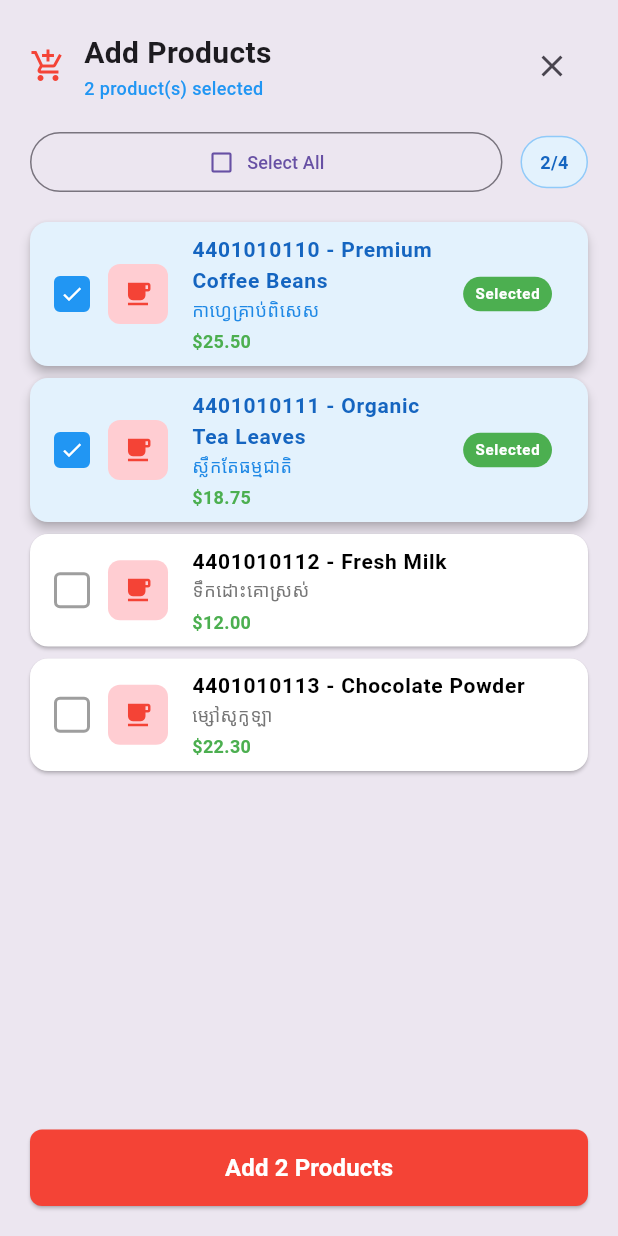
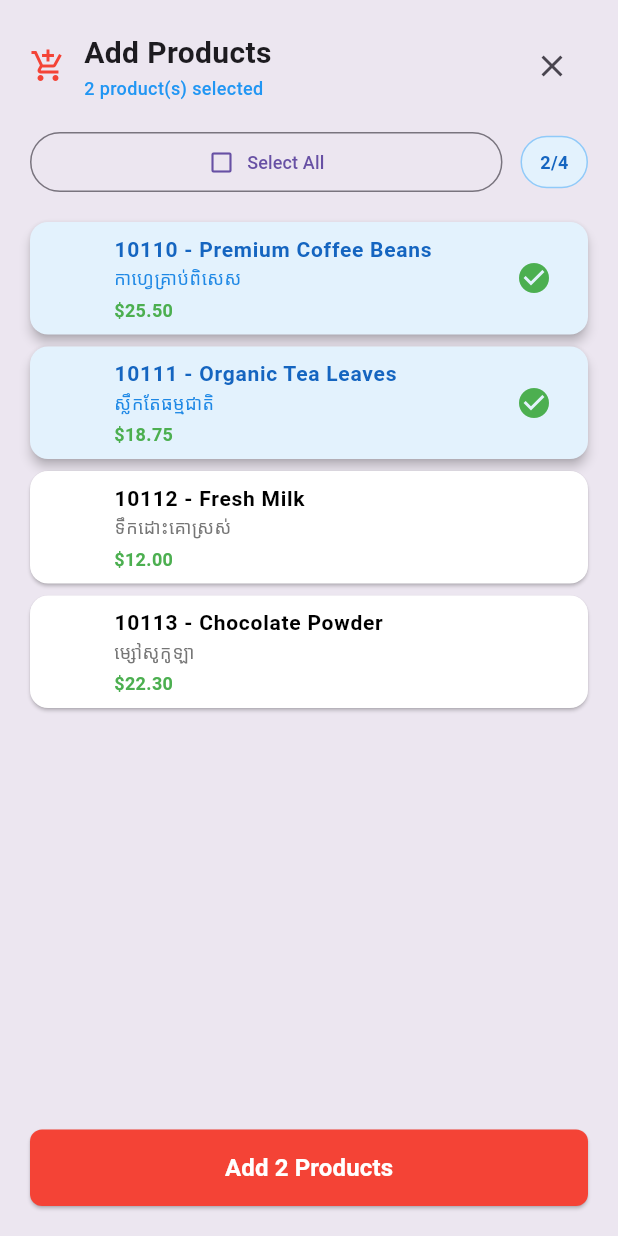
Before and after one commit to VYKETETRORP/Flutter-kh-paint, a Flutter app: the screen it shows after launch, scrolled down 99 dp, after a tap on "Product", on a phone screen of 412 x 824 dp. Run offline on Flutter 3.47's test engine with Material 3 defaults, Android fonts, the phone set to English and light mode, and no system bars; our stand-ins replace image_picker, shared_preferences.

Commit message:
product total and icon del fix

```diff
--- a/lib/create_sale_form.dart
+++ b/lib/create_sale_form.dart
@@ -83,28 +83,28 @@ class _CreateSaleFormState extends State<CreateSaleForm> {
   final List<Product> _availableProducts = [
     Product(
       id: '1',
-      code: '4401010110',
+      code: '10110',
       name: 'Premium Coffee Beans',
       nameKhmer: 'កាហ្វេគ្រាប់ពិសេស',
       price: 25.50,
     ),
     Product(
       id: '2',
-      code: '4401010111',
+      code: '10111',
       name: 'Organic Tea Leaves',
       nameKhmer: 'ស្លឹកតែធម្មជាតិ',
       price: 18.75,
     ),
     Product(
       id: '3',
-      code: '4401010112',
+      code: '10112',
       name: 'Fresh Milk',
       nameKhmer: 'ទឹកដោះគោស្រស់',
       price: 12.00,
     ),
     Product(
       id: '4',
-      code: '4401010113',
+      code: '10113',
       name: 'Chocolate Powder',
       nameKhmer: 'ម្សៅសូកូឡា',
       price: 22.30,
@@ -118,7 +118,7 @@ class _CreateSaleFormState extends State<CreateSaleForm> {
     _selectedProducts = [
       Product(
         id: '1',
-        code: '4401010110',
+        code: '10110',
         name: 'Premium Coffee Beans',
         nameKhmer: 'កាហ្វេគ្រាប់ពិសេស',
         price: 25.50,
@@ -126,7 +126,7 @@ class _CreateSaleFormState extends State<CreateSaleForm> {
       ),
       Product(
         id: '2',
-        code: '4401010111',
+        code: '10111',
         name: 'Organic Tea Leaves',
         nameKhmer: 'ស្លឹកតែធម្មជាតិ',
         price: 18.75,
@@ -556,7 +556,9 @@ void _showProductSelection() {
               ),
               child: Container(
                 width: MediaQuery.of(context).size.width, // Full screen width
-              height: MediaQuery.of(context).size.height, // Full screen height
+                height: MediaQuery.of(
+                  context,
+                ).size.height, // Full screen height
                 padding: EdgeInsets.all(20),
                 child: Column(
                   children: [
@@ -604,35 +606,46 @@ void _showProductSelection() {
                           child: OutlinedButton.icon(
                             onPressed: () {
                               setDialogState(() {
-                              if (tempSelectedIds.length == _availableProducts.length) {
+                                if (tempSelectedIds.length ==
+                                    _availableProducts.length) {
                                   // Deselect all
                                   tempSelectedIds.clear();
                                 } else {
                                   // Select all
-                                tempSelectedIds = _availableProducts.map((p) => p.id).toList();
+                                  tempSelectedIds = _availableProducts
+                                      .map((p) => p.id)
+                                      .toList();
                                 }
                               });
                             },
                             icon: Icon(
-                            tempSelectedIds.length == _availableProducts.length
+                              tempSelectedIds.length ==
+                                      _availableProducts.length
                                   ? Icons.check_box
                                   : Icons.check_box_outline_blank,
                               size: 18,
                             ),
                             label: Text(
-                            tempSelectedIds.length == _availableProducts.length
+                              tempSelectedIds.length ==
+                                      _availableProducts.length
                                   ? 'Deselect All'
                                   : 'Select All',
                               style: TextStyle(fontSize: 12),
                             ),
                             style: OutlinedButton.styleFrom(
-                            padding: EdgeInsets.symmetric(horizontal: 12, vertical: 8),
+                              padding: EdgeInsets.symmetric(
+                                horizontal: 12,
+                                vertical: 8,
+                              ),
                             ),
                           ),
                         ),
                         SizedBox(width: 12),
                         Container(
-                        padding: EdgeInsets.symmetric(horizontal: 12, vertical: 8),
+                          padding: EdgeInsets.symmetric(
+                            horizontal: 12,
+                            vertical: 8,
+                          ),
                           decoration: BoxDecoration(
                             color: Colors.blue[50],
                             borderRadius: BorderRadius.circular(20),
@@ -658,7 +671,9 @@ void _showProductSelection() {
                         itemCount: _availableProducts.length,
                         itemBuilder: (context, index) {
                           final product = _availableProducts[index];
-                        final isSelected = tempSelectedIds.contains(product.id);
+                          final isSelected = tempSelectedIds.contains(
+                            product.id,
+                          );
 
                           return Card(
                             margin: EdgeInsets.only(bottom: 8),
@@ -676,50 +691,52 @@ void _showProductSelection() {
                               },
                               leading: Row(
                                 mainAxisSize: MainAxisSize.min,
-                              children: [
-                                // Checkbox
-                                Container(
-                                  width: 24,
-                                  height: 24,
-                                  decoration: BoxDecoration(
-                                    color: isSelected ? Colors.blue : Colors.transparent,
-                                    border: Border.all(
-                                      color: isSelected ? Colors.blue : Colors.grey,
-                                      width: 2,
-                                    ),
-                                    borderRadius: BorderRadius.circular(4),
-                                  ),
-                                  child: isSelected
-                                      ? Icon(
-                                          Icons.check,
-                                          size: 16,
-                                          color: Colors.white,
-                                        )
-                                      : null,
-                                ),
-                                SizedBox(width: 12),
-                                // Product icon
-                                Container(
-                                  width: 40,
-                                  height: 40,
-                                  decoration: BoxDecoration(
-                                    color: Colors.red[100],
-                                    borderRadius: BorderRadius.circular(8),
-                                  ),
-                                  child: Icon(
-                                    Icons.local_cafe,
-                                    color: Colors.red,
-                                    size: 20,
-                                  ),
-                                ),
-                              ],
+                                // children: [
+                                //   // Checkbox
+                                //   Container(
+                                //     width: 24,
+                                //     height: 24,
+                                //     decoration: BoxDecoration(
+                                //       color: isSelected ? Colors.blue : Colors.transparent,
+                                //       border: Border.all(
+                                //         color: isSelected ? Colors.blue : Colors.grey,
+                                //         width: 2,
+                                //       ),
+                                //       borderRadius: BorderRadius.circular(4),
+                                //     ),
+                                //     child: isSelected
+                                //         ? Icon(
+                                //             Icons.check,
+                                //             size: 16,
+                                //             color: Colors.white,
+                                //           )
+                                //         : null,
+                                //   ),
+                                //   SizedBox(width: 12),
+                                //   // Product icon
+                                //   Container(
+                                //     width: 40,
+                                //     height: 40,
+                                //     decoration: BoxDecoration(
+                                //       color: Colors.red[100],
+                                //       borderRadius: BorderRadius.circular(8),
+                                //     ),
+                                //     child: Icon(
+                                //       Icons.local_cafe,
+                                //       color: Colors.red,
+                                //       size: 20,
+                                //     ),
+                                //   ),
+                                // ],
                               ),
                               title: Text(
                                 '${product.code} - ${product.name}',
                                 style: TextStyle(
                                   fontWeight: FontWeight.w600,
                                   fontSize: 14,
-                                color: isSelected ? Colors.blue[800] : Colors.black,
+                                  color: isSelected
+                                      ? Colors.blue[800]
+                                      : Colors.black,
                                 ),
                               ),
                               subtitle: Column(
@@ -729,7 +746,9 @@ void _showProductSelection() {
                                     product.nameKhmer,
                                     style: TextStyle(
                                       fontSize: 12,
-                                    color: isSelected ? Colors.blue[600] : Colors.grey[600],
+                                      color: isSelected
+                                          ? Colors.blue[600]
+                                          : Colors.grey[600],
                                     ),
                                   ),
                                   SizedBox(height: 4),
@@ -744,20 +763,9 @@ void _showProductSelection() {
                                 ],
                               ),
                               trailing: isSelected
-                                ? Container(
-                                    padding: EdgeInsets.symmetric(horizontal: 8, vertical: 4),
-                                    decoration: BoxDecoration(
+                                  ? Icon(
+                                      Icons.check_circle,
                                       color: Colors.green,
-                                      borderRadius: BorderRadius.circular(12),
-                                    ),
-                                    child: Text(
-                                      'Selected',
-                                      style: TextStyle(
-                                        color: Colors.white,
-                                        fontSize: 10,
-                                        fontWeight: FontWeight.bold,
-                                      ),
-                                    ),
                                     )
                                   : null,
                             ),
@@ -771,31 +779,40 @@ void _showProductSelection() {
                     // Action buttons
                     Row(
                       children: [
-
                         Expanded(
                           flex: 2,
                           child: ElevatedButton(
-                          onPressed: tempSelectedIds.isEmpty ? null : () {
+                            onPressed: tempSelectedIds.isEmpty
+                                ? null
+                                : () {
                                     setState(() {
                                       // Remove products that are no longer selected
                                       _selectedProducts.removeWhere(
-                                (product) => !tempSelectedIds.contains(product.id),
+                                        (product) => !tempSelectedIds.contains(
+                                          product.id,
+                                        ),
                                       );
 
                                       // Add newly selected products
-                              for (String productId in tempSelectedIds) {
-                                if (!_selectedProducts.any((p) => p.id == productId)) {
-                                  final product = _availableProducts.firstWhere(
+                                      for (String productId
+                                          in tempSelectedIds) {
+                                        if (!_selectedProducts.any(
+                                          (p) => p.id == productId,
+                                        )) {
+                                          final product = _availableProducts
+                                              .firstWhere(
                                                 (p) => p.id == productId,
                                               );
-                                  _selectedProducts.add(Product(
+                                          _selectedProducts.add(
+                                            Product(
                                               id: product.id,
                                               code: product.code,
                                               name: product.name,
                                               nameKhmer: product.nameKhmer,
                                               price: product.price,
                                               quantity: 1,
-                                  ));
+                                            ),
+                                          );
                                         }
                                       }
                                     });
@@ -1160,7 +1177,12 @@ void _showProductSelection() {
                                       '(${product.nameKhmer})',
                                       style: TextStyle(
                                         fontSize: 12,
-                                        color: Colors.grey[600],
+                                        color: const Color.fromARGB(
+                                          255,
+                                          0,
+                                          0,
+                                          0,
+                                        ),
                                       ),
                                       maxLines: 1,
                                       overflow: TextOverflow.ellipsis,
@@ -1184,6 +1206,16 @@ void _showProductSelection() {
                                             color: Colors.grey[600],
                                           ),
                                         ),
+                                        SizedBox(width: 8),
+                                        SizedBox(width: 8),
+                                        Text(
+                                          '= \$${(product.price * product.quantity).toStringAsFixed(2)}',
+                                          style: TextStyle(
+                                            fontSize: 12,
+                                            color: Colors.blue,
+                                            fontWeight: FontWeight.bold,
+                                          ),
+                                        )
                                       ],
                                     ),
                                   ],
@@ -1203,6 +1235,8 @@ void _showProductSelection() {
                                               index,
                                               product.quantity - 1,
                                             );
+                                          } else {
+                                            _removeProduct(index);
                                           }
                                         },
                                         child: Container(
@@ -1215,9 +1249,13 @@ void _showProductSelection() {
                                             ),
                                           ),
                                           child: Icon(
-                                            Icons.remove,
+                                            product.quantity == 1
+                                                ? Icons.delete
+                                                : Icons.remove,
                                             size: 16,
-                                            color: Colors.grey[600],
+                                            color: product.quantity == 1
+                                                ? Colors.red
+                                                : Colors.grey[600],
                                           ),
                                         ),
                                       ),
@@ -1271,24 +1309,24 @@ void _showProductSelection() {
                                     ],
                                   ),
                                   SizedBox(height: 8),
-                                  GestureDetector(
-                                    onTap: () => _removeProduct(index),
-                                    child: Container(
-                                      padding: EdgeInsets.symmetric(
-                                        horizontal: 8,
-                                        vertical: 4,
-                                      ),
-                                      decoration: BoxDecoration(
-                                        color: Colors.red[100],
-                                        borderRadius: BorderRadius.circular(12),
-                                      ),
-                                      child: Icon(
-                                        Icons.delete,
-                                        size: 14,
-                                        color: Colors.red,
-                                      ),
-                                    ),
-                                  ),
+                                  // GestureDetector(
+                                  //   onTap: () => _removeProduct(index),
+                                  //   child: Container(
+                                  //     padding: EdgeInsets.symmetric(
+                                  //       horizontal: 8,
+                                  //       vertical: 4,
+                                  //     ),
+                                  //     decoration: BoxDecoration(
+                                  //       color: Colors.red[100],
+                                  //       borderRadius: BorderRadius.circular(12),
+                                  //     ),
+                                  //     child: Icon(
+                                  //       Icons.delete,
+                                  //       size: 14,
+                                  //       color: Colors.red,
+                                  //     ),
+                                  //   ),
+                                  // ),
                                 ],
                               ),
                             ],
```
Lines whose indentation alone changed are shown as unchanged.
